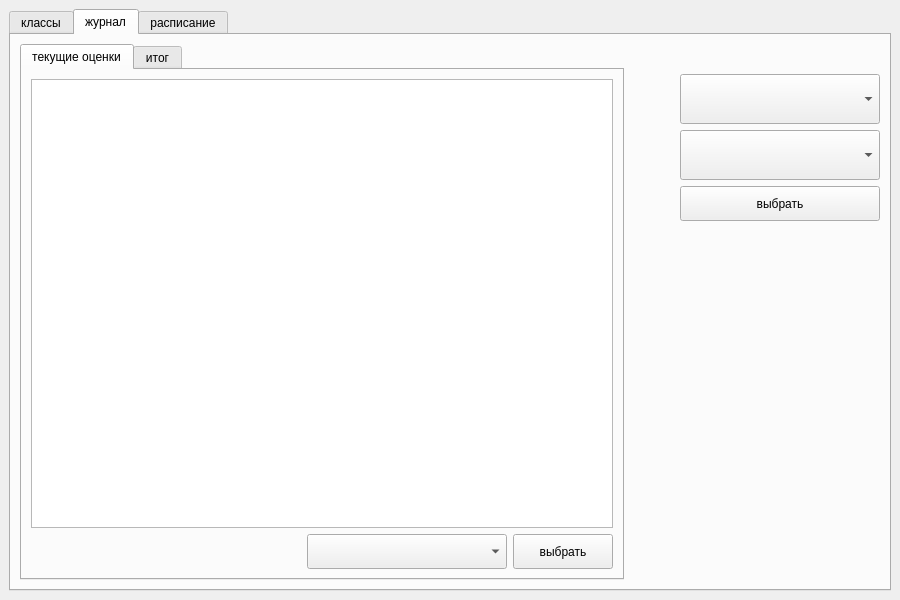
Before: the Qt Designer form SchoolManagmentSystem/Views/Forms/teacherwindow.ui in KaledaKirill/SchoolManagmentSystem, drawn with Qt 5.
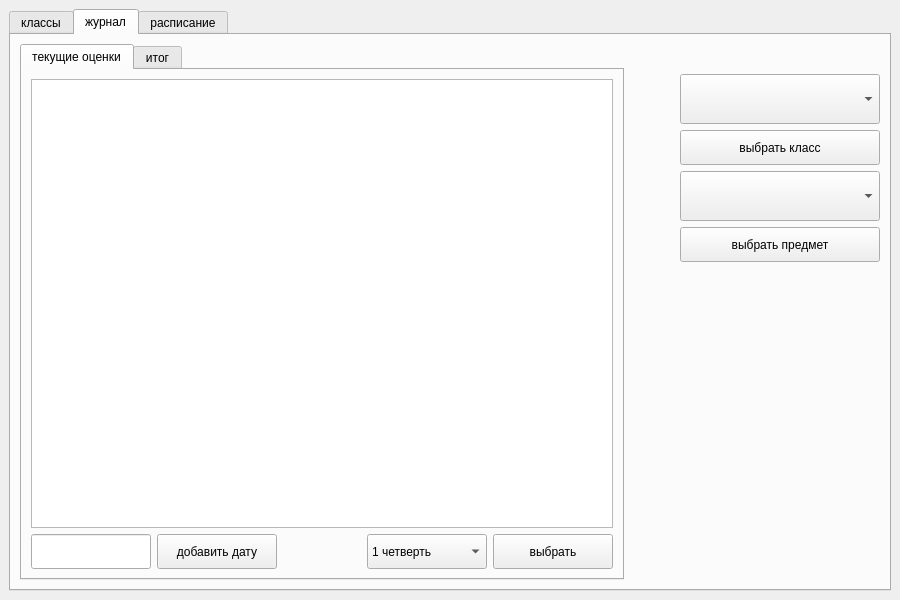
After: the same form once the commit is applied. The open tabs and pages were chosen to show the change. Icons and pictures are not drawn.

Commit message: Implement Journal Model

```diff
--- a/SchoolManagmentSystem/Views/Forms/teacherwindow.ui
+++ b/SchoolManagmentSystem/Views/Forms/teacherwindow.ui
@@ -399,6 +399,29 @@
             </item>
             <item>
              <layout class="QHBoxLayout" name="horizontalLayout_6">
+              <item>
+               <widget class="QLineEdit" name="dateLineEdit">
+                <property name="minimumSize">
+                 <size>
+                  <width>120</width>
+                  <height>35</height>
+                 </size>
+                </property>
+               </widget>
+              </item>
+              <item>
+               <widget class="QPushButton" name="addDateBtn">
+                <property name="minimumSize">
+                 <size>
+                  <width>120</width>
+                  <height>35</height>
+                 </size>
+                </property>
+                <property name="text">
+                 <string>добавить дату</string>
+                </property>
+               </widget>
+              </item>
               <item>
                <spacer name="horizontalSpacer_3">
                 <property name="orientation">
@@ -413,20 +436,46 @@
                </spacer>
               </item>
               <item>
-               <widget class="QComboBox" name="comboBox_4">
+               <widget class="QComboBox" name="quartersCbx">
+                <property name="sizePolicy">
+                 <sizepolicy hsizetype="Expanding" vsizetype="Fixed">
+                  <horstretch>0</horstretch>
+                  <verstretch>0</verstretch>
+                 </sizepolicy>
+                </property>
                 <property name="minimumSize">
                  <size>
-                  <width>200</width>
+                  <width>120</width>
                   <height>35</height>
                  </size>
                 </property>
+                <item>
+                 <property name="text">
+                  <string>1 четверть</string>
+                 </property>
+                </item>
+                <item>
+                 <property name="text">
+                  <string>2 четверть</string>
+                 </property>
+                </item>
+                <item>
+                 <property name="text">
+                  <string>3 четверть</string>
+                 </property>
+                </item>
+                <item>
+                 <property name="text">
+                  <string>4 четверть</string>
+                 </property>
+                </item>
                </widget>
               </item>
               <item>
                <widget class="QPushButton" name="pushButton_9">
                 <property name="minimumSize">
                  <size>
-                  <width>100</width>
+                  <width>120</width>
                   <height>35</height>
                  </size>
                 </property>
@@ -496,10 +545,23 @@
            </widget>
           </item>
           <item>
-           <widget class="QComboBox" name="comboBox_3">
+           <widget class="QPushButton" name="chooseGroupBtnOnJournalPage">
             <property name="minimumSize">
              <size>
               <width>200</width>
+              <height>35</height>
+             </size>
+            </property>
+            <property name="text">
+             <string>выбрать класс</string>
+            </property>
+           </widget>
+          </item>
+          <item>
+           <widget class="QComboBox" name="subjectsCbx">
+            <property name="minimumSize">
+             <size>
+              <width>200</width>
               <height>50</height>
              </size>
             </property>
@@ -526,7 +588,7 @@
              </size>
             </property>
             <property name="text">
-             <string>выбрать</string>
+             <string>выбрать предмет</string>
             </property>
            </widget>
           </item>
```
Left out of the diff: 14 changed lines with no effect on the pictures. The commit also changes 11 other files.
